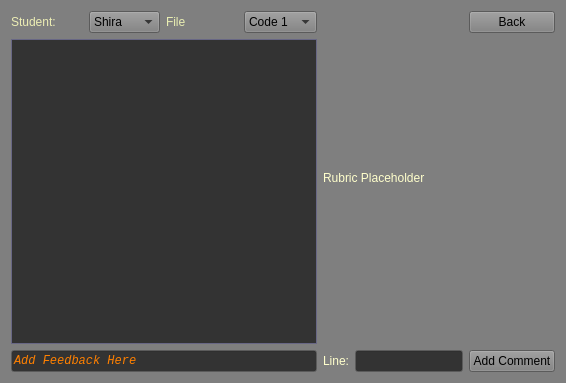
Before: the Qt Designer form GUI/textview.ui in Laucksy/CS-205-Project, drawn with Qt 5.
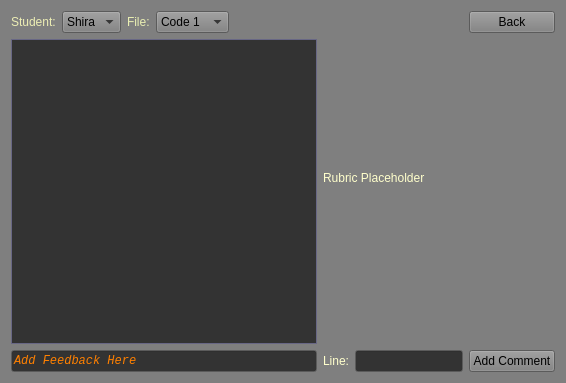
After: the same form once the commit is applied.

Commit message: Finished strawman

```diff
--- a/GUI/textview.ui
+++ b/GUI/textview.ui
@@ -519,6 +519,12 @@
     <layout class="QHBoxLayout" name="horizontalLayout">
      <item>
       <widget class="QLabel" name="label_3">
+       <property name="sizePolicy">
+        <sizepolicy hsizetype="Minimum" vsizetype="Minimum">
+         <horstretch>0</horstretch>
+         <verstretch>0</verstretch>
+        </sizepolicy>
+       </property>
        <property name="palette">
         <palette>
          <active>
@@ -645,7 +651,7 @@
         </palette>
        </property>
        <property name="text">
-        <string>File</string>
+        <string>File:</string>
        </property>
       </widget>
      </item>
@@ -663,6 +669,19 @@
        </item>
       </widget>
      </item>
+     <item>
+      <spacer name="horizontalSpacer">
+       <property name="orientation">
+        <enum>Qt::Horizontal</enum>
+       </property>
+       <property name="sizeHint" stdset="0">
+        <size>
+         <width>40</width>
+         <height>20</height>
+        </size>
+       </property>
+      </spacer>
+     </item>
     </layout>
    </item>
   </layout>
```
The commit also changes 1 other file.
